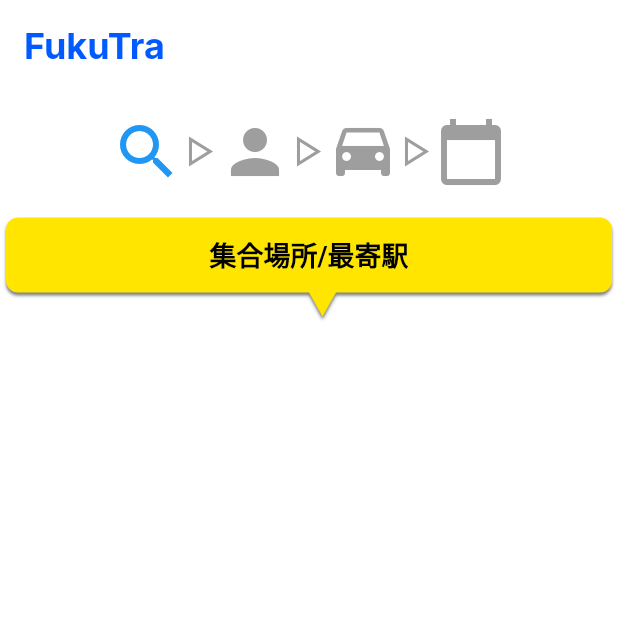
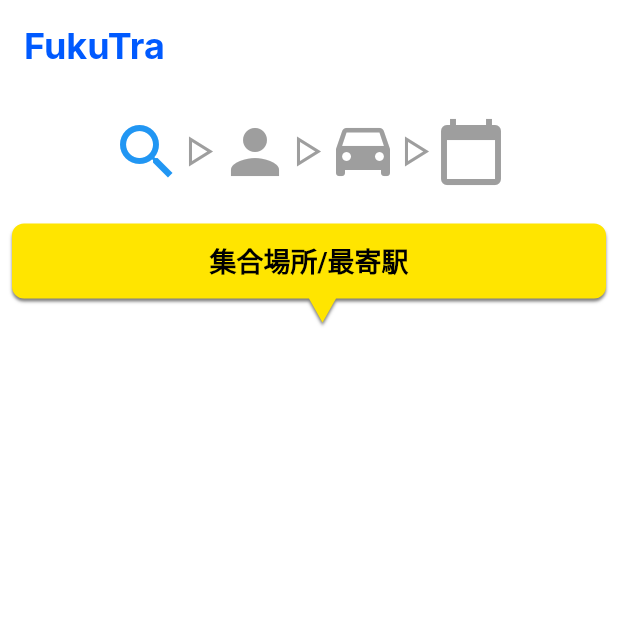
Before and after one commit to Sea10wood/-OndenCup_frontend, a Flutter app: the PlaceSet screen opened by its route, on a phone screen of 412 x 824 dp, the top half of it. Run offline on Flutter 3.47's test engine with Material 2 defaults, Android fonts, the phone set to English and light mode, and no system bars; Roboto replaces fonts that are missing (Inter).

Commit message:
fix_#3:Paddingの設定

```diff
--- a/fukutra_app/lib/view/place_set.dart
+++ b/fukutra_app/lib/view/place_set.dart
@@ -18,7 +18,7 @@ class PlaceSet extends StatelessWidget {
             child: IconBar(),
           ),
           Padding(
-            padding: const EdgeInsets.all(4.0),
+            padding: const EdgeInsets.all(8.0),
             child: Talk(),
           ),
         ],
```
